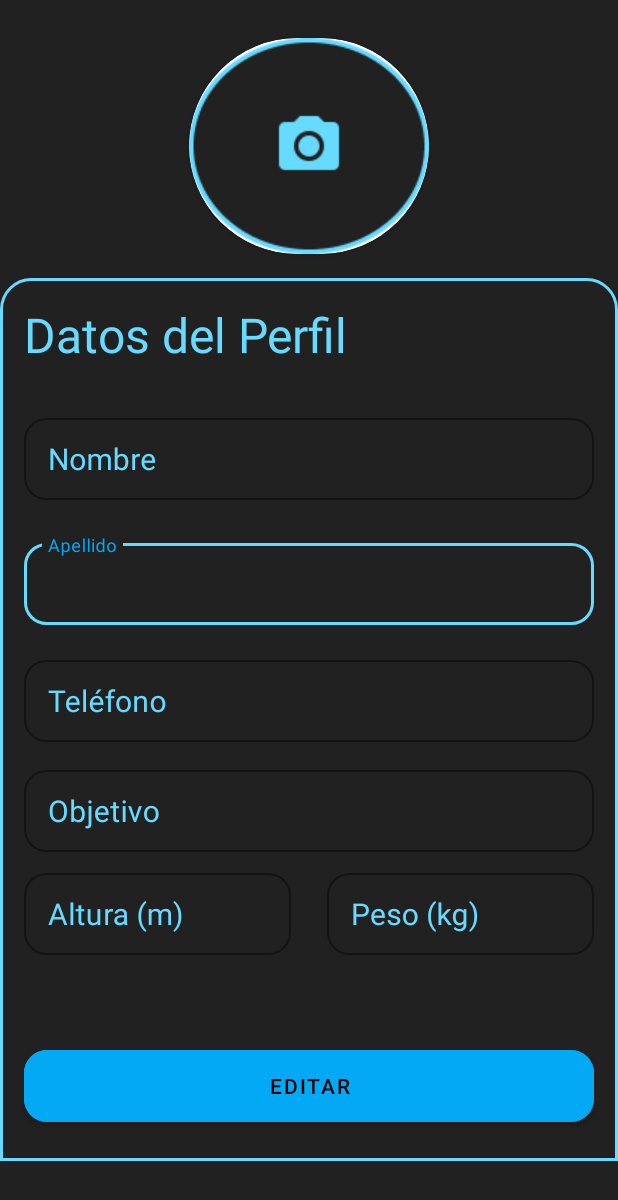
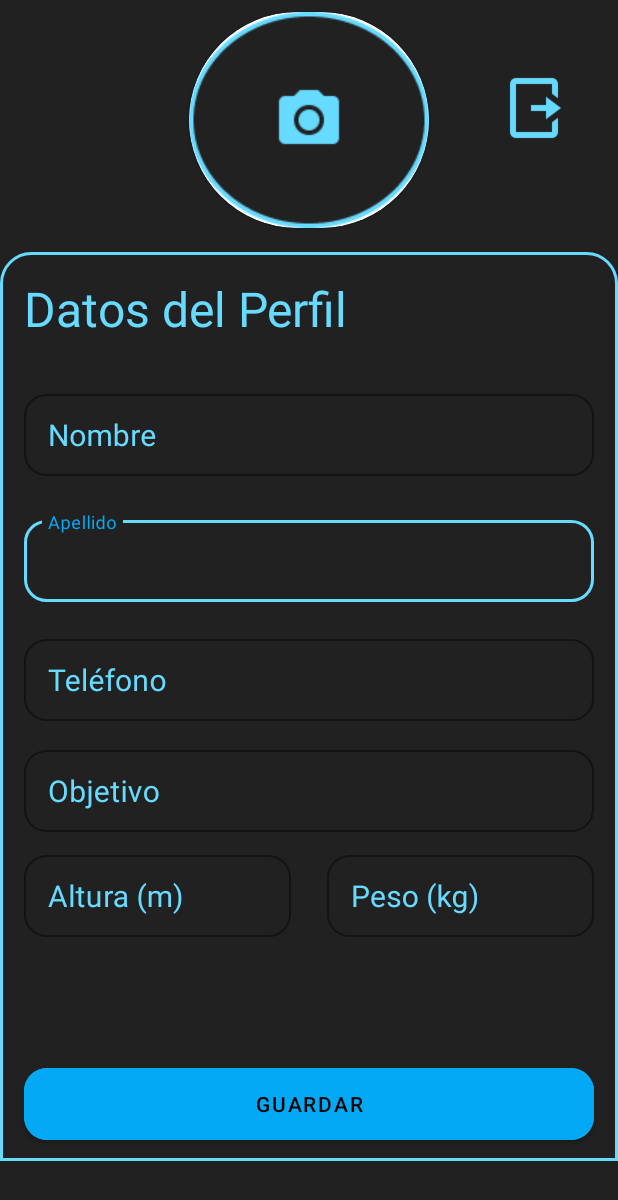
Before and after one commit to Jl-power/Supergym, an Android app: the layout fragment_perfil.xml on its own in the app's theme, with its tools: preview values and no code run, on a phone screen of 412 x 824 dp. Shown: the top 1200 px of the screen. Run offline under Robolectric (Android 15) with nearby library versions, the phone set to English and light mode, and no system bars; network calls fail.

Commit message:
Desarrollo del Perfil

```diff
--- a/app/src/main/java/com/example/supergym/Signup.java
+++ b/app/src/main/java/com/example/supergym/Signup.java
@@ -75,6 +75,9 @@ public class Signup extends AppCompatActivity {
 
                     if (response.trim().equalsIgnoreCase("registrado")) {
                         Toast.makeText(getApplicationContext(), "Registro Exitoso!", Toast.LENGTH_SHORT).show();
+                        Intent i = new Intent(getApplicationContext(),MainActivity.class);
+                        startActivity(i);
+                        finish();
                     } else {
                         Toast.makeText(getApplicationContext(), "Error al registrarse", Toast.LENGTH_SHORT).show();
                     }
--- a/app/src/main/res/layout/fragment_inicio.xml
+++ b/app/src/main/res/layout/fragment_inicio.xml
@@ -129,6 +129,7 @@
                 android:layout_width="0dp"
                 android:layout_height="90dp"
                 android:layout_marginTop="8dp"
+                android:layout_marginBottom="8dp"
                 android:elevation="8dp"
                 app:layout_constraintBottom_toBottomOf="parent"
                 app:layout_constraintEnd_toEndOf="parent"
--- a/app/src/main/res/layout/fragment_perfil.xml
+++ b/app/src/main/res/layout/fragment_perfil.xml
@@ -29,9 +29,9 @@
                 android:layout_height="60dp"
                 android:layout_marginStart="16dp"
                 android:layout_marginEnd="16dp"
-                android:layout_marginBottom="20dp"
+                android:layout_marginBottom="8dp"
                 android:backgroundTint="@color/blue_500"
-                android:text="@string/botoneditar"
+                android:text="@string/botonguardar"
                 app:cornerRadius="15dp"
                 app:layout_constraintBottom_toBottomOf="parent"
                 app:layout_constraintEnd_toEndOf="parent"
@@ -66,7 +66,9 @@
                     android:backgroundTint="@color/blue_200"
                     android:ems="10"
                     android:hint="@string/datosapellido"
-                    android:inputType="textEmailAddress"
+                    android:inputType="text"
+                    android:singleLine="true"
+                    android:maxLength="15"
                     android:textColor="@color/blue_200"
                     android:textSize="20sp" />
 
@@ -99,7 +101,9 @@
                     android:backgroundTint="@color/blue_200"
                     android:ems="10"
                     android:hint="@string/datostelefono"
-                    android:inputType="numberDecimal"
+                    android:inputType="number"
+                    android:singleLine="true"
+                    android:maxLength="10"
                     android:textColor="@color/blue_200"
                     android:textSize="20sp" />
 
@@ -132,7 +136,9 @@
                     android:backgroundTint="@color/blue_200"
                     android:ems="10"
                     android:hint="@string/datosobjetivo"
-                    android:inputType="textEmailAddress"
+                    android:inputType="text"
+                    android:maxLength="50"
+                    android:singleLine="true"
                     android:textColor="@color/blue_200"
                     android:textSize="20sp" />
 
@@ -165,7 +171,8 @@
                     android:backgroundTint="@color/blue_200"
                     android:ems="10"
                     android:hint="@string/datosaltura"
-                    android:inputType="number"
+                    android:inputType="numberDecimal"
+                    android:maxLength="4"
                     android:textColor="@color/blue_200"
                     android:textSize="20sp" />
 
@@ -198,7 +205,8 @@
                     android:backgroundTint="@color/blue_200"
                     android:ems="10"
                     android:hint="@string/datospeso"
-                    android:inputType="number"
+                    android:inputType="numberDecimal"
+                    android:maxLength="6"
                     android:textColor="@color/blue_200"
                     android:textSize="20sp" />
 
@@ -232,7 +240,9 @@
                     android:backgroundTint="@color/blue_200"
                     android:ems="10"
                     android:hint="@string/datosnombre"
-                    android:inputType="textEmailAddress"
+                    android:inputType="text"
+                    android:singleLine="true"
+                    android:maxLength="15"
                     android:textColor="@color/blue_200"
                     android:textSize="20sp" />
 
@@ -256,12 +266,10 @@
             android:layout_width="wrap_content"
             android:layout_height="wrap_content"
             android:layout_marginStart="150dp"
-            android:layout_marginTop="16dp"
+            android:layout_marginTop="8dp"
             android:layout_marginEnd="150dp"
-            android:layout_marginBottom="645dp"
             android:scaleType="center"
             app:cardCornerRadius="200dp"
-            app:layout_constraintBottom_toBottomOf="parent"
             app:layout_constraintEnd_toEndOf="parent"
             app:layout_constraintStart_toStartOf="parent"
             app:layout_constraintTop_toTopOf="parent">
@@ -270,8 +278,20 @@
                 android:id="@+id/imagenperfil"
                 android:layout_width="match_parent"
                 android:layout_height="match_parent"
-                android:background="@drawable/imagen_perfil" />
+                android:adjustViewBounds="true"
+                android:background="@drawable/imagen_perfil"
+                android:scaleType="fitCenter" />
         </androidx.cardview.widget.CardView>
+
+        <ImageView
+            android:id="@+id/imgViewLogout"
+            android:layout_width="48dp"
+            android:layout_height="48dp"
+            android:layout_marginTop="48dp"
+            android:layout_marginEnd="32dp"
+            android:src="@drawable/ic_logout"
+            app:layout_constraintEnd_toEndOf="parent"
+            app:layout_constraintTop_toTopOf="parent" />
 
 
     </androidx.constraintlayout.widget.ConstraintLayout>
```
Also changed, not shown: app/src/main/java/com/example/supergym/MainActivity.java (+5 -2 lines), app/src/main/java/com/example/supergym/PerfilFragment.java (+120 -36 lines), app/src/main/res/drawable/ic_logout.png (added).
